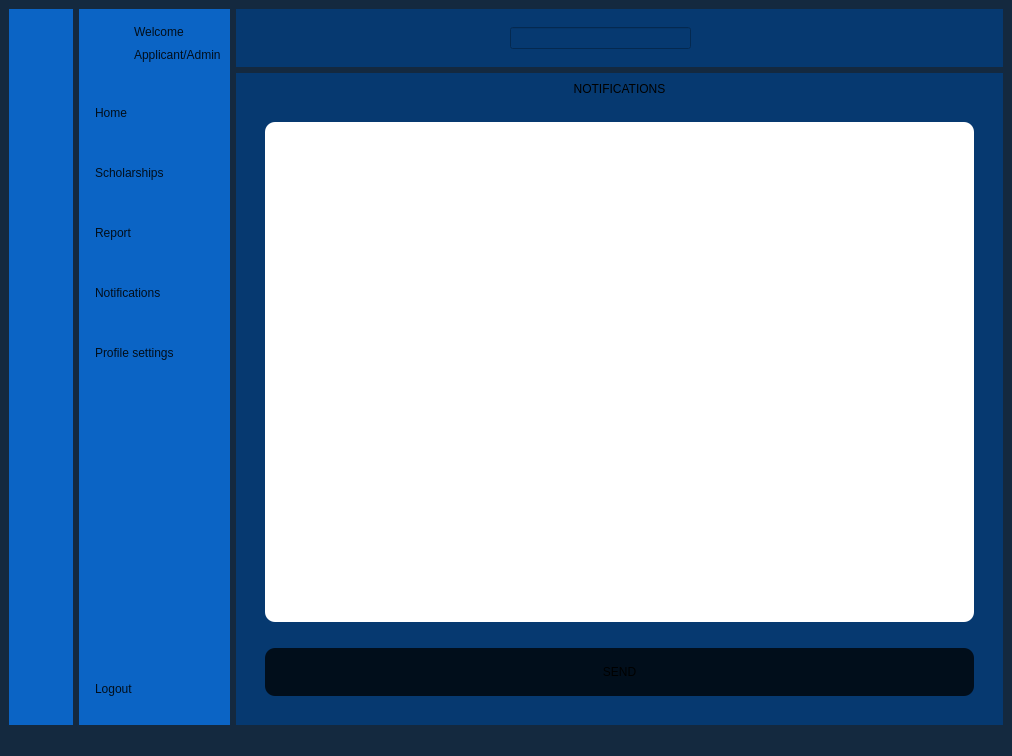
Qt form SholarshipManagementSystem/homePage/applicantDash.ui (YNCO10/scholarshipManagementSystem) before a commit.
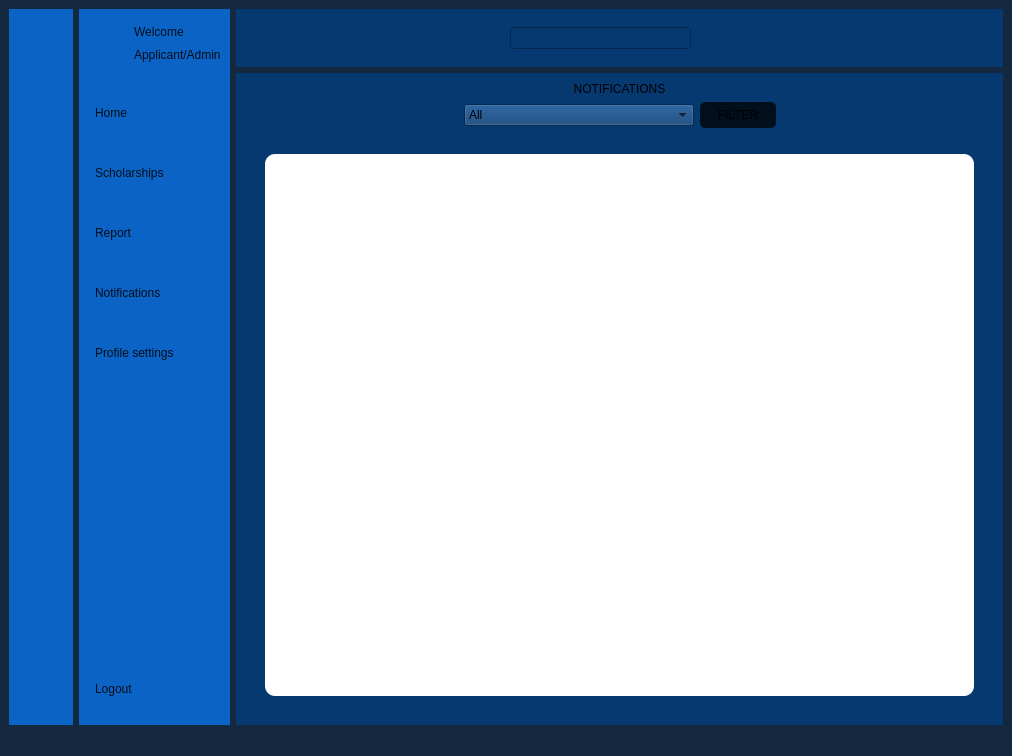
The same form after that commit. The open tabs and pages were chosen to show the change. Icons and pictures are not drawn.

Commit message: fixed applicant criteria page

```diff
--- a/SholarshipManagementSystem/homePage/applicantDash.ui
+++ b/SholarshipManagementSystem/homePage/applicantDash.ui
@@ -717,20 +717,82 @@
           </property>
          </widget>
         </item>
+        <item>
+         <layout class="QHBoxLayout" name="horizontalLayout_6">
+          <item>
+           <spacer name="horizontalSpacer_13">
+            <property name="orientation">
+             <enum>Qt::Orientation::Horizontal</enum>
+            </property>
+            <property name="sizeHint" stdset="0">
+             <size>
+              <width>40</width>
+              <height>20</height>
+             </size>
+            </property>
+           </spacer>
+          </item>
+          <item>
+           <widget class="QComboBox" name="notiFilterCombo">
+            <property name="styleSheet">
+             <string notr="true">width:200px;</string>
+            </property>
+            <item>
+             <property name="text">
+              <string>All</string>
+             </property>
+            </item>
+            <item>
+             <property name="text">
+              <string>unseen</string>
+             </property>
+            </item>
+            <item>
+             <property name="text">
+              <string>seen</string>
+             </property>
+            </item>
+           </widget>
+          </item>
+          <item>
+           <widget class="QPushButton" name="noftiFilterbtn">
+            <property name="styleSheet">
+             <string notr="true">margin:0px;
+padding:3px;
+background-color: rgb(1, 14, 27);
+height:20px;
+width:70px;
+font: 9pt &quot;Segoe UI&quot;;
+border-radius:5px;</string>
+            </property>
+            <property name="text">
+             <string>FILTER</string>
+            </property>
+           </widget>
+          </item>
+          <item>
+           <spacer name="horizontalSpacer_14">
+            <property name="orientation">
+             <enum>Qt::Orientation::Horizontal</enum>
+            </property>
+            <property name="sizeHint" stdset="0">
+             <size>
+              <width>40</width>
+              <height>20</height>
+             </size>
+            </property>
+           </spacer>
+          </item>
+         </layout>
+        </item>
         <item>
          <widget class="QTableWidget" name="notificationsTableWidget">
           <property name="styleSheet">
            <string notr="true">margin-left:20px;
 margin-right:20px;
 margin-top:20px;
-margin-bottom:20px;</string>
-          </property>
-         </widget>
-        </item>
-        <item>
-         <widget class="QPushButton" name="sendNotificationsBtn">
-          <property name="text">
-           <string>SEND</string>
+margin-bottom:20px;
+color: rgb(1, 14, 27);</string>
           </property>
          </widget>
         </item>
```
Left out of the diff: 6 changed lines with no effect on the pictures. The commit also changes 22 other files.
